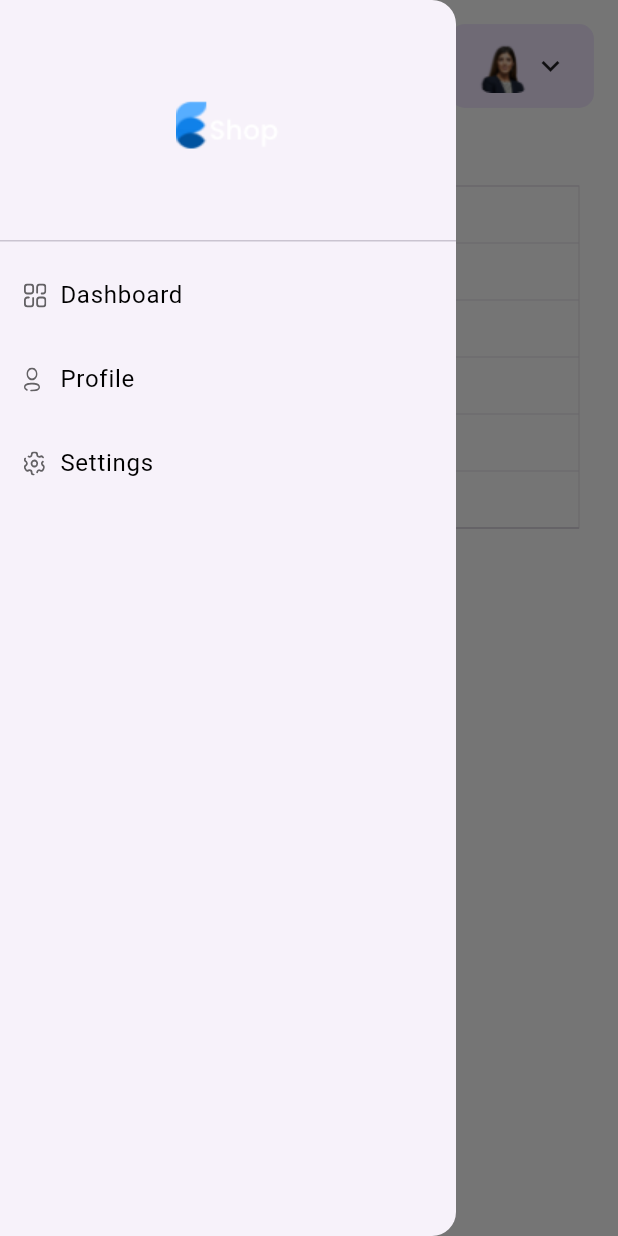
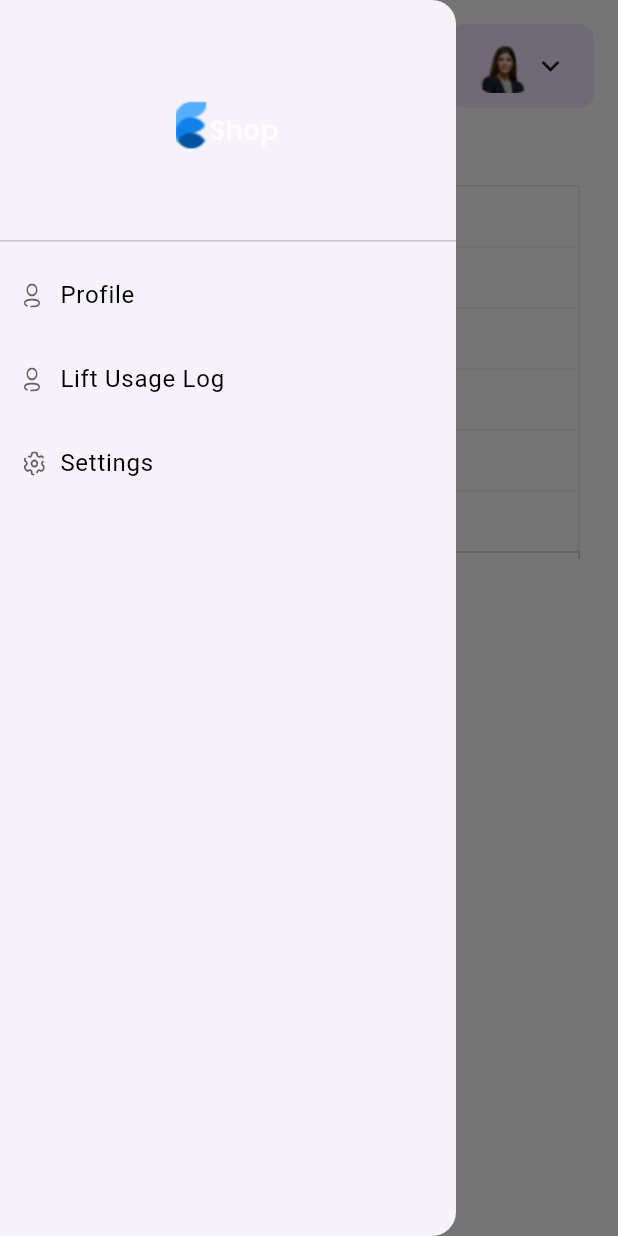
Before and after one commit to GaneshAdimalupu/Lift-Access-Control-Using-Rfid, a Flutter app: the screen it shows after launch, with the side drawer open, on a phone screen of 412 x 824 dp. Run offline on Flutter 3.47's test engine with Material 3 defaults, Android fonts, the light colour scheme and no system bars; our stand-ins replace cloud_firestore, firebase_auth, firebase_core, flutter_svg, fluttertoast, google_sign_in and 2 more; accounts and stored records are empty; project files that could hold a hidden picture were left out.

Commit message:
graph and log display is workng

```diff
--- a/lib/Screens/Main Screen/side_menu.dart
+++ b/lib/Screens/Main Screen/side_menu.dart
@@ -1,4 +1,5 @@
 import 'package:flutter/material.dart';
+import 'package:flutter_auth/dashboard/models/lift_usage_log.dart';
 import 'package:flutter_svg/flutter_svg.dart';
 import 'package:flutter_auth/dashboard/models/profile_screen.dart';
 
@@ -16,11 +17,6 @@
             child: Image.asset("assets/images/logo.png"),
           ),
           DrawerListTile(
-            title: "Dashboard",
-            svgSrc: "assets/icons/menu_dashboard.svg",
-            press: () {},
-          ),
-          DrawerListTile(
             title: "Profile",
             svgSrc: "assets/icons/menu_profile.svg",
             press: () {
@@ -32,6 +28,20 @@
               );
             },
           ),
+          // Inside SideMenu class
+          DrawerListTile(
+            title: "Lift Usage Log",
+            svgSrc: "assets/icons/menu_profile.svg",
+            press: () {
+              Navigator.push(
+                context,
+                MaterialPageRoute(
+                  builder: (context) =>   const LiftUsageLogScreen(),
+                ),
+              );
+            },
+          ),
+
           DrawerListTile(
             title: "Settings",
             svgSrc: "assets/icons/menu_setting.svg",
--- a/lib/dashboard/components/lift_usage_chart.dart
+++ b/lib/dashboard/components/lift_usage_chart.dart
@@ -3,30 +3,47 @@
 import 'package:flutter_auth/services/firestore_service.dart';
 
 class LiftUsageChart extends StatelessWidget {
+  const LiftUsageChart({Key? key});
+
   @override
   Widget build(BuildContext context) {
-    return FutureBuilder<List<SalesData>>(
+    return FutureBuilder<List<LiftUsage>>(
       future: FirestoreService.getLiftUsageData(),
       builder: (context, snapshot) {
         if (snapshot.connectionState == ConnectionState.waiting) {
-          return Center(child: CircularProgressIndicator());
+          return const Center(child: CircularProgressIndicator());
         }
         if (snapshot.hasError) {
           return Center(child: Text('Error: ${snapshot.error}'));
         }
-        List<SalesData> liftUsageData = snapshot.data ?? [];
+        List<LiftUsage> liftUsageData = snapshot.data ?? [];
 
-        return Container(
+        // Count the occurrences of lift usage for each college ID
+        Map<String, int> liftUsageCount = {};
+        for (var usage in liftUsageData) {
+          liftUsageCount.update(usage.collegeID, (value) => value + 1, ifAbsent: () => 1);
+        }
+
+        // Convert the map into a list of data points
+        List<ChartData> chartData = [];
+        liftUsageCount.forEach((collegeID, count) {
+          chartData.add(ChartData(collegeID, count));
+        });
+
+        return SizedBox(
           height: 300,
           child: SfCartesianChart(
             title: ChartTitle(text: "Lift Usage"),
-            primaryXAxis: DateTimeAxis(),
-            primaryYAxis: CategoryAxis(),
+            primaryXAxis: CategoryAxis(),
+            primaryYAxis: NumericAxis(),
             series: <ChartSeries>[
-              SplineSeries<SalesData, DateTime>(
-                dataSource: liftUsageData,
-                xValueMapper: (SalesData sales, _) => sales.year,
-                yValueMapper: (SalesData sales, _) => sales.collegeID,
+              ColumnSeries<ChartData, String>(
+                dataSource: chartData,
+                xValueMapper: (ChartData data, _) => data.collegeID,
+                yValueMapper: (ChartData data, _) => data.count,
+                dataLabelSettings: const DataLabelSettings(isVisible: true),
+                enableTooltip: true,
+                markerSettings: const MarkerSettings(isVisible: true),
               ),
             ],
           ),
@@ -35,3 +52,10 @@
     );
   }
 }
+
+class ChartData {
+  final String collegeID;
+  final int count;
+
+  ChartData(this.collegeID, this.count);
+}
--- a/lib/dashboard/dashboard_screen.dart
+++ b/lib/dashboard/dashboard_screen.dart
@@ -5,7 +5,7 @@
 import 'components/lift_usage_chart.dart';
 
 class DashboardScreen extends StatelessWidget {
-  const DashboardScreen({Key? key}) : super(key: key);
+  const DashboardScreen({super.key});
 
   @override
   Widget build(BuildContext context) {
@@ -24,7 +24,7 @@
                   flex: 5,
                   child: Column(
                     children: [
-                       LiftUsageChart(),
+                        const LiftUsageChart(),
                       const SizedBox(height: defaultPadding),
                       // Empty container instead of RecentFiles()
                       Container(),
--- a/lib/dashboard/models/profile_screen.dart
+++ b/lib/dashboard/models/profile_screen.dart
@@ -3,7 +3,7 @@
 import 'package:flutter_auth/dashboard/models/add_user.dart';
 
 class ProfileScreen extends StatelessWidget {
-  const ProfileScreen({Key? key}) : super(key: key);
+  const ProfileScreen({super.key});
 
   @override
   Widget build(BuildContext context) {
@@ -55,7 +55,7 @@
             builder: (context) => AddUserDialog(),
           );
         },
-        child: Icon(Icons.add),
+        child: const Icon(Icons.add),
       ),
     );
   }
--- a/lib/main.dart
+++ b/lib/main.dart
@@ -1,7 +1,5 @@
 import 'package:flutter/material.dart';
 import 'package:flutter_auth/Screens/Main%20Screen/MainScreen.dart';
-import 'package:flutter_auth/Screens/Welcome/welcome_screen.dart';
-import 'package:flutter_auth/Screens/Login/login_screen.dart';
 import 'package:flutter_auth/constants.dart';
 import 'package:firebase_core/firebase_core.dart';
 import 'package:flutter_auth/dashboard/controller/menu_app_controller.dart';
--- a/lib/services/firestore_service.dart
+++ b/lib/services/firestore_service.dart
@@ -1,6 +1,5 @@
 import 'package:cloud_firestore/cloud_firestore.dart';
 import 'package:fluttertoast/fluttertoast.dart';
-
 class FirestoreService {
   static final FirebaseFirestore _firestore = FirebaseFirestore.instance;
 
@@ -21,16 +20,6 @@
     }
   }
 
-  static Future<List<Map<String, dynamic>>> getUsers() async {
-    try {
-      QuerySnapshot querySnapshot = await _firestore.collection('users').get();
-      return querySnapshot.docs.map((doc) => doc.data() as Map<String, dynamic>).toList();
-    } catch (e) {
-      Fluttertoast.showToast(msg: "Error retrieving users: $e");
-      return [];
-    }
-  }
-
   static Future<void> deleteUser(String userId) async {
     try {
       await _firestore.collection('users').doc(userId).delete();
@@ -40,34 +29,60 @@
     }
   }
 
-  static Future<List<SalesData>> getLiftUsageData() async {
-    List<SalesData> liftUsageData = [];
+  static Future<void> logLiftUsage(String collegeID) async {
+    try {
+      // Add current timestamp to the lift usage collection under the corresponding user
+      await _firestore.collection('lift usage').add({
+        'collegeID': collegeID,
+        'timestamp': Timestamp.now(),
+      });
+      Fluttertoast.showToast(msg: "Lift usage logged successfully");
+    } catch (e) {
+      Fluttertoast.showToast(msg: "Error logging lift usage: $e");
+    }
+  }
+
+  static Future<List<LiftUsage>> getLiftUsageData() async {
+    List<LiftUsage> liftUsageData = [];
 
     try {
-      QuerySnapshot querySnapshot =
-          await _firestore.collection('lift usage').get();
-      querySnapshot.docs.forEach((doc) {
+      QuerySnapshot querySnapshot = await _firestore.collection('users').get();
+      for (var doc in querySnapshot.docs) {
         // Extracting collegeID and timestamp from Firestore document
-        num collegeID = doc['collegeID'];
-        Timestamp timestamp = doc['timestamp'];
+        String collegeID = doc['collegeID'].toString(); // Convert to String
+        List<dynamic> liftUsageList = doc['liftUsage'];
 
-        // Converting timestamp to DateTime
-        DateTime date = timestamp.toDate();
-
-        // Adding data to liftUsageData list
-        liftUsageData.add(SalesData(date, collegeID));
-      });
+        for (var usage in liftUsageList) {
+          Timestamp timestamp = usage['timestamp'];
+          // Converting timestamp to DateTime
+          DateTime date = timestamp.toDate();
+          // Adding data to liftUsageData list
+          liftUsageData.add(LiftUsage(date, collegeID));
+        }
+      }
     } catch (e) {
-      print('Error retrieving lift usage data: $e');
+      Fluttertoast.showToast(msg: 'Error retrieving lift usage data: $e');
     }
 
     return liftUsageData;
   }
 }
 
-class SalesData {
-  final DateTime year;
-  final num collegeID;
+class LiftUsage {
+  final DateTime timestamp;
+  final String collegeID;
 
-  SalesData(this.year, this.collegeID);
+  LiftUsage(this.timestamp, this.collegeID);
+
+  DateTime getTimestamp() {
+    return timestamp;
+  }
+
+  String getCollegeID() {
+    return collegeID;
+  }
+
+  int getYear() {
+    return timestamp.year;
+  }
 }
--- a/pubspec.yaml
+++ b/pubspec.yaml
@@ -36,6 +36,7 @@
   cloud_firestore: 4.15.9
   shared_preferences: ^2.0.8
   syncfusion_flutter_charts: 21.2.4
+  intl: 0.17.0
 
 
 dev_dependencies:
```
Also changed, not shown: lib/dashboard/models/add_user.dart (+132 -8 lines), lib/dashboard/models/lift_usage_log.dart (added, +40 -0 lines).
